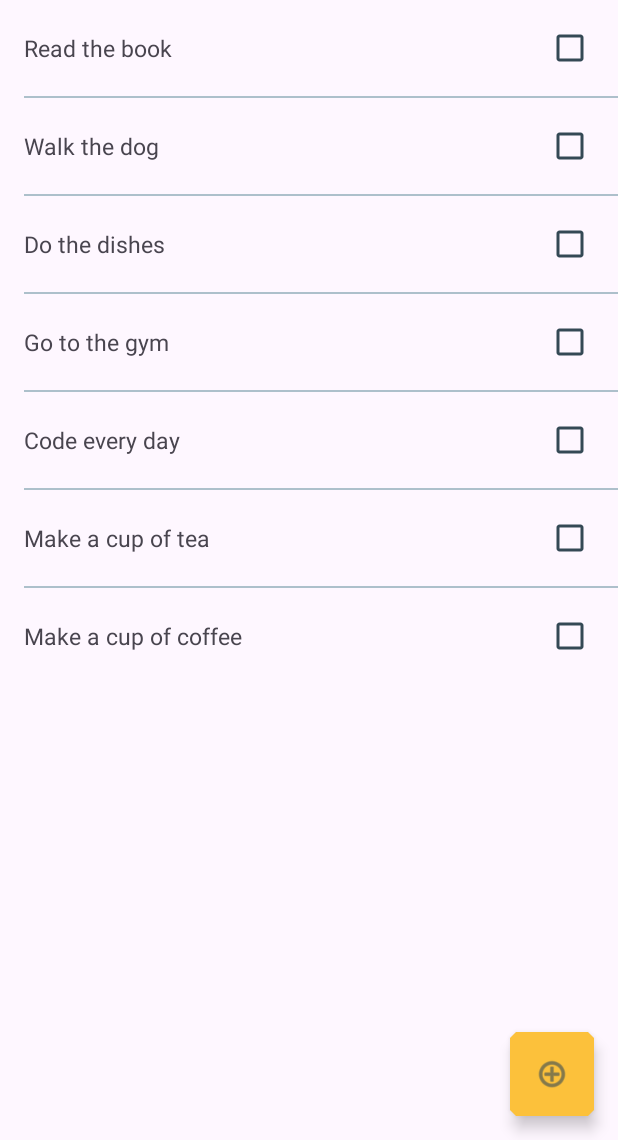
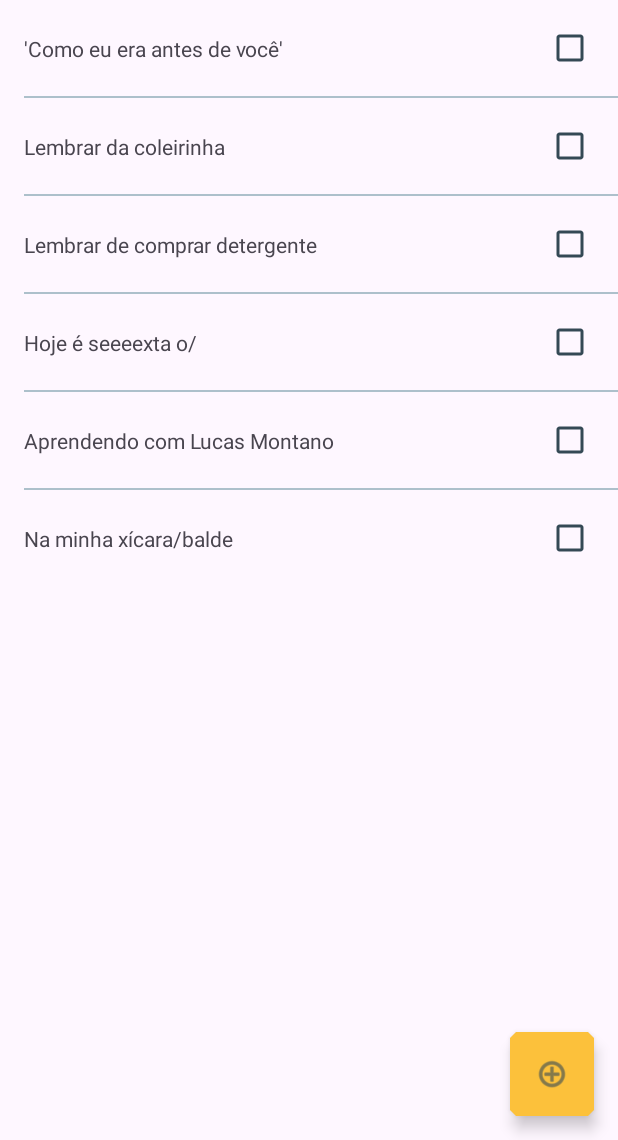
Before and after one commit to DanieleStein/MundoMobile, an Android app: the screen it shows after launch (MainActivity), on a phone screen of 412 x 824 dp, the part 96-1236 px from its top. Run offline under Robolectric (Android 15) with nearby library versions, the phone set to English and light mode, and no system bars; our stand-ins replace navigation-ui.

```diff
--- a/app/src/main/java/com/lucasmontano/carreiranomundomobile/collections/HabitItem.kt
+++ b/app/src/main/java/com/lucasmontano/carreiranomundomobile/collections/HabitItem.kt
@@ -8,6 +8,8 @@ package com.lucasmontano.carreiranomundomobile.collections
  */
 data class HabitItem(
   val id: String,
+  val posicao: String,
   val title: String,
+  val subtitle: String,
   val isCompleted: Boolean
 )
--- a/app/src/main/java/com/lucasmontano/carreiranomundomobile/collections/HabitListAdapter.kt
+++ b/app/src/main/java/com/lucasmontano/carreiranomundomobile/collections/HabitListAdapter.kt
@@ -42,7 +42,9 @@ class HabitListAdapter : RecyclerView.Adapter<HabitListAdapter.ViewHolder>() {
   class ViewHolder(private val binding: HabitItemBinding) : RecyclerView.ViewHolder(binding.root) {
 
     fun bind(habit: HabitItem) {
+      binding.titleTextView.text = habit.posicao
       binding.titleTextView.text = habit.title
+      binding.titleTextView.text = habit.subtitle
       binding.completeCheckBox.isChecked = habit.isCompleted
     }
   }
--- a/app/src/main/java/com/lucasmontano/carreiranomundomobile/dummy/MockHabits.kt
+++ b/app/src/main/java/com/lucasmontano/carreiranomundomobile/dummy/MockHabits.kt
@@ -11,37 +11,44 @@ object MockHabits { //Nosso objeto com os dados mocados para teste
   val habitItemList: MutableList<HabitItem> = mutableListOf(  //Lista mutável de habitos, ela recebe a nossa classe habitList
     HabitItem(
       id = UUID.randomUUID().toString(),
+      posicao = "1",
       title = "Read the book",
+      subtitle = "'Como eu era antes de você'",
       isCompleted = false
     ),
     HabitItem(
       id = UUID.randomUUID().toString(),
+      posicao = "2",
       title = "Walk the dog",
+      subtitle = "Lembrar da coleirinha",
       isCompleted = false
     ),
     HabitItem(
       id = UUID.randomUUID().toString(),
+      posicao = "3",
       title = "Do the dishes",
+      subtitle = "Lembrar de comprar detergente",
       isCompleted = false
     ),
     HabitItem(
       id = UUID.randomUUID().toString(),
+      posicao = "4",
       title = "Go to the gym",
+      subtitle = "Hoje é seeeexta o/",
       isCompleted = false
     ),
     HabitItem(
       id = UUID.randomUUID().toString(),
+      posicao = "5",
       title = "Code every day",
+      subtitle = "Aprendendo com Lucas Montano",
       isCompleted = false
     ),
     HabitItem(
       id = UUID.randomUUID().toString(),
-      title = "Make a cup of tea",
-      isCompleted = false
-    ),
-    HabitItem(
-      id = UUID.randomUUID().toString(),
+      posicao = "6",
       title = "Make a cup of coffee",
+      subtitle = "Na minha xícara/balde",
       isCompleted = false
     ),
   )
--- a/app/src/main/res/layout/fragment_habit_list.xml
+++ b/app/src/main/res/layout/fragment_habit_list.xml
@@ -14,7 +14,9 @@
     android:layout_height="0dp"
     app:layout_constraintBottom_toBottomOf="parent"
     app:layout_constraintEnd_toEndOf="parent"
+    app:layout_constraintHorizontal_bias="0.0"
     app:layout_constraintStart_toStartOf="parent"
-    app:layout_constraintTop_toTopOf="parent" />
+    app:layout_constraintTop_toTopOf="parent"
+    app:layout_constraintVertical_bias="0.0" />
 
 </androidx.constraintlayout.widget.ConstraintLayout>
--- a/app/src/main/res/layout/habit_item.xml
+++ b/app/src/main/res/layout/habit_item.xml
@@ -13,9 +13,8 @@
     android:id="@+id/titleTextView"
     android:layout_width="0dp"
     android:layout_height="wrap_content"
-    android:layout_marginStart="@dimen/horizontal_margin"
-    android:layout_marginEnd="@dimen/simple_margin"
-    android:textSize="15dp"
+    android:layout_marginStart="16dp"
+    android:layout_marginEnd="8dp"
     app:layout_constraintBottom_toBottomOf="parent"
     app:layout_constraintEnd_toStartOf="@+id/completeCheckBox"
     app:layout_constraintStart_toStartOf="parent"
```
